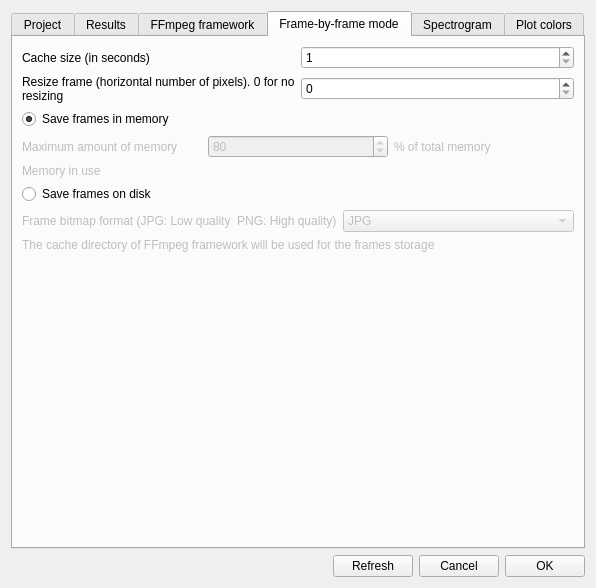
Old version of the form src/preferences.ui in the repository olivierfriard/BORIS.
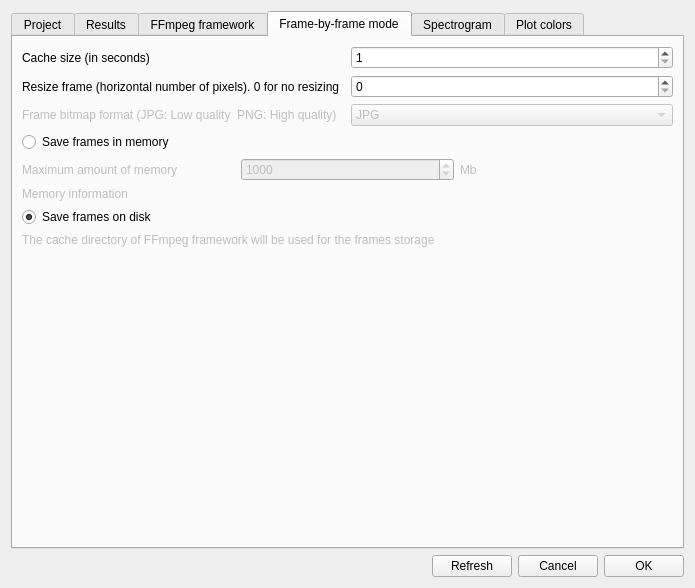
New version of the form.

Commit message: work on frame in memory

Diff of the .ui file:
```diff
--- a/src/preferences.ui
+++ b/src/preferences.ui
@@ -9,7 +9,7 @@
    <rect>
     <x>0</x>
     <y>0</y>
-    <width>596</width>
+    <width>695</width>
     <height>588</height>
    </rect>
   </property>
@@ -389,6 +389,37 @@
            </item>
           </layout>
          </item>
+         <item>
+          <layout class="QHBoxLayout" name="horizontalLayout_8">
+           <item>
+            <widget class="QLabel" name="lb_bitmap_quality">
+             <property name="enabled">
+              <bool>false</bool>
+             </property>
+             <property name="text">
+              <string>Frame bitmap format (JPG: Low quality  PNG: High quality)</string>
+             </property>
+            </widget>
+           </item>
+           <item>
+            <widget class="QComboBox" name="cbFrameBitmapFormat">
+             <property name="enabled">
+              <bool>false</bool>
+             </property>
+             <item>
+              <property name="text">
+               <string>JPG</string>
+              </property>
+             </item>
+             <item>
+              <property name="text">
+               <string>PNG</string>
+              </property>
+             </item>
+            </widget>
+           </item>
+          </layout>
+         </item>
          <item>
           <widget class="QRadioButton" name="rb_save_frames_in_mem">
            <property name="enabled">
@@ -398,7 +429,7 @@
             <string>Save frames in memory</string>
            </property>
            <property name="checked">
-            <bool>true</bool>
+            <bool>false</bool>
            </property>
           </widget>
          </item>
@@ -423,13 +454,13 @@
               <number>5</number>
              </property>
              <property name="maximum">
-              <number>100</number>
+              <number>64000</number>
              </property>
              <property name="singleStep">
               <number>5</number>
              </property>
              <property name="value">
-              <number>80</number>
+              <number>1000</number>
              </property>
             </widget>
            </item>
@@ -439,7 +470,7 @@
               <bool>false</bool>
              </property>
              <property name="text">
-              <string>% of total memory</string>
+              <string>Mb</string>
              </property>
             </widget>
            </item>
@@ -451,7 +482,7 @@
             <bool>false</bool>
            </property>
            <property name="text">
-            <string>Memory in use</string>
+            <string>Memory information</string>
            </property>
           </widget>
          </item>
@@ -460,39 +491,11 @@
            <property name="text">
             <string>Save frames on disk</string>
            </property>
+           <property name="checked">
+            <bool>true</bool>
+           </property>
           </widget>
          </item>
-         <item>
-          <layout class="QHBoxLayout" name="horizontalLayout_8">
-           <item>
-            <widget class="QLabel" name="lb_bitmap_quality">
-             <property name="enabled">
-              <bool>false</bool>
-             </property>
-             <property name="text">
-              <string>Frame bitmap format (JPG: Low quality  PNG: High quality)</string>
-             </property>
-            </widget>
-           </item>
-           <item>
-            <widget class="QComboBox" name="cbFrameBitmapFormat">
-             <property name="enabled">
-              <bool>false</bool>
-             </property>
-             <item>
-              <property name="text">
-               <string>JPG</string>
-              </property>
-             </item>
-             <item>
-              <property name="text">
-               <string>PNG</string>
-              </property>
-             </item>
-            </widget>
-           </item>
-          </layout>
-         </item>
          <item>
           <widget class="QLabel" name="lb_storage_dir">
            <property name="enabled">
```
Left out of the diff: 4 changed lines with no effect on the pictures. The commit also changes 4 other files.
